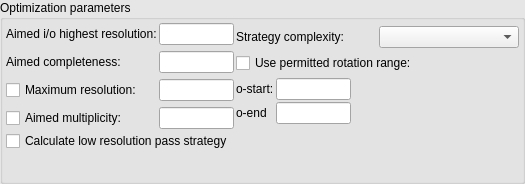
This is BlissFramework/Bricks/widgets/ui_files/Qt4_optimization_parameters_widget_layout.ui in mxcube/mxcubeqt as Qt 5 draws it before an edit. The edited form follows.
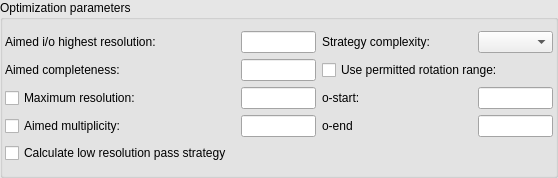
This is the edited form.

```diff
--- a/BlissFramework/Bricks/widgets/ui_files/Qt4_optimization_parameters_widget_layout.ui
+++ b/BlissFramework/Bricks/widgets/ui_files/Qt4_optimization_parameters_widget_layout.ui
@@ -6,8 +6,8 @@
    <rect>
     <x>0</x>
     <y>0</y>
-    <width>525</width>
-    <height>184</height>
+    <width>558</width>
+    <height>178</height>
    </rect>
   </property>
   <property name="palette">
@@ -89,26 +89,100 @@
      <property name="title">
       <string>Optimization parameters</string>
      </property>
-     <layout class="QHBoxLayout">
-      <property name="spacing">
-       <number>2</number>
-      </property>
+     <layout class="QGridLayout" name="gridLayout_2">
       <property name="margin">
-       <number>3</number>
-      </property>
-      <item>
-       <layout class="QVBoxLayout">
-        <property name="spacing">
          <number>2</number>
         </property>
-        <item>
-         <layout class="QHBoxLayout">
           <property name="spacing">
            <number>2</number>
           </property>
-          <item>
-           <layout class="QVBoxLayout" name="vbox1">
-            <item>
+      <item row="0" column="0">
+       <layout class="QGridLayout" name="gridLayout">
+        <item row="3" column="3">
+         <widget class="QLineEdit" name="phi_end_ledit">
+          <property name="minimumSize">
+           <size>
+            <width>75</width>
+            <height>0</height>
+           </size>
+          </property>
+          <property name="maximumSize">
+           <size>
+            <width>75</width>
+            <height>16777215</height>
+           </size>
+          </property>
+         </widget>
+        </item>
+        <item row="1" column="1">
+         <widget class="QLineEdit" name="aimed_comp_ledit">
+          <property name="minimumSize">
+           <size>
+            <width>75</width>
+            <height>0</height>
+           </size>
+          </property>
+          <property name="maximumSize">
+           <size>
+            <width>75</width>
+            <height>16777215</height>
+           </size>
+          </property>
+         </widget>
+        </item>
+        <item row="2" column="1">
+         <widget class="QLineEdit" name="maximum_res_ledit">
+          <property name="minimumSize">
+           <size>
+            <width>75</width>
+            <height>0</height>
+           </size>
+          </property>
+          <property name="maximumSize">
+           <size>
+            <width>75</width>
+            <height>16777215</height>
+           </size>
+          </property>
+         </widget>
+        </item>
+        <item row="0" column="2">
+         <widget class="QLabel" name="strat_comp_label">
+          <property name="maximumSize">
+           <size>
+            <width>150</width>
+            <height>16777215</height>
+           </size>
+          </property>
+          <property name="text">
+           <string>Strategy complexity:</string>
+          </property>
+         </widget>
+        </item>
+        <item row="3" column="1">
+         <widget class="QLineEdit" name="aimed_mult_ledit">
+          <property name="minimumSize">
+           <size>
+            <width>75</width>
+            <height>0</height>
+           </size>
+          </property>
+          <property name="maximumSize">
+           <size>
+            <width>75</width>
+            <height>16777215</height>
+           </size>
+          </property>
+         </widget>
+        </item>
+        <item row="3" column="2">
+         <widget class="QLabel" name="phi_end_label">
+          <property name="text">
+           <string>o-end</string>
+          </property>
+         </widget>
+        </item>
+        <item row="0" column="0">
              <widget class="QLabel" name="aimed_i_over_sigma_label">
               <property name="text">
                <string>Aimed i/o highest resolution:</string>
@@ -118,7 +192,23 @@
               </property>
              </widget>
             </item>
-            <item>
+        <item row="0" column="1">
+         <widget class="QLineEdit" name="i_over_sigma_ledit">
+          <property name="minimumSize">
+           <size>
+            <width>75</width>
+            <height>0</height>
+           </size>
+          </property>
+          <property name="maximumSize">
+           <size>
+            <width>75</width>
+            <height>16777215</height>
+           </size>
+          </property>
+         </widget>
+        </item>
+        <item row="1" column="0">
              <widget class="QLabel" name="aimed_completeness_label">
               <property name="text">
                <string>Aimed completeness:</string>
@@ -128,7 +218,7 @@
               </property>
              </widget>
             </item>
-            <item>
+        <item row="2" column="0">
              <widget class="QCheckBox" name="maximum_res_cbx">
               <property name="sizePolicy">
                <sizepolicy hsizetype="Preferred" vsizetype="Preferred">
@@ -147,7 +237,7 @@
               </property>
              </widget>
             </item>
-            <item>
+        <item row="3" column="0">
              <widget class="QCheckBox" name="aimed_mult_cbx">
               <property name="sizePolicy">
                <sizepolicy hsizetype="Preferred" vsizetype="Preferred">
@@ -166,12 +256,8 @@
               </property>
              </widget>
             </item>
-           </layout>
-          </item>
-          <item>
-           <layout class="QVBoxLayout" name="vbox3">
-            <item>
-             <widget class="QLineEdit" name="i_over_sigma_ledit">
+        <item row="2" column="3">
+         <widget class="QLineEdit" name="phi_start_ledit">
               <property name="minimumSize">
                <size>
                 <width>75</width>
@@ -186,211 +272,29 @@
               </property>
              </widget>
             </item>
-            <item>
-             <widget class="QLineEdit" name="aimed_comp_ledit">
-              <property name="minimumSize">
-               <size>
-                <width>75</width>
-                <height>0</height>
-               </size>
-              </property>
-              <property name="maximumSize">
-               <size>
-                <width>75</width>
-                <height>16777215</height>
-               </size>
-              </property>
-             </widget>
-            </item>
-            <item>
-             <widget class="QLineEdit" name="maximum_res_ledit">
-              <property name="minimumSize">
-               <size>
-                <width>75</width>
-                <height>0</height>
-               </size>
-              </property>
-              <property name="maximumSize">
-               <size>
-                <width>75</width>
-                <height>16777215</height>
-               </size>
-              </property>
-             </widget>
-            </item>
-            <item>
-             <widget class="QLineEdit" name="aimed_mult_ledit">
-              <property name="minimumSize">
-               <size>
-                <width>75</width>
-                <height>0</height>
-               </size>
-              </property>
-              <property name="maximumSize">
-               <size>
-                <width>75</width>
-                <height>16777215</height>
-               </size>
-              </property>
-             </widget>
-            </item>
-           </layout>
-          </item>
-          <item>
-           <layout class="QVBoxLayout" name="vbox2">
-            <property name="spacing">
-             <number>2</number>
-            </property>
-            <item>
-             <layout class="QHBoxLayout">
-              <property name="spacing">
-               <number>2</number>
-              </property>
-              <item>
-               <widget class="QLabel" name="strat_comp_label">
-                <property name="text">
-                 <string>Strategy complexity:</string>
-                </property>
-               </widget>
-              </item>
-              <item>
-               <widget class="QComboBox" name="start_comp_cbox"/>
-              </item>
-             </layout>
-            </item>
-            <item>
+        <item row="1" column="2" colspan="2">
              <widget class="QCheckBox" name="permitted_range_cbx">
               <property name="text">
                <string>Use permitted rotation range:</string>
               </property>
              </widget>
             </item>
-            <item>
-             <layout class="QHBoxLayout" name="horizontalLayout">
-              <property name="spacing">
-               <number>2</number>
-              </property>
-              <item>
-               <layout class="QVBoxLayout" name="verticalLayout_2">
-                <property name="spacing">
-                 <number>2</number>
-                </property>
-                <item>
+        <item row="2" column="2">
                  <widget class="QLabel" name="phi_start_label">
                   <property name="text">
                    <string>o-start:</string>
                   </property>
                  </widget>
                 </item>
-                <item>
-                 <widget class="QLabel" name="phi_end_label">
-                  <property name="text">
-                   <string>o-end</string>
-                  </property>
-                 </widget>
-                </item>
-               </layout>
-              </item>
-              <item>
-               <layout class="QVBoxLayout" name="verticalLayout_3">
-                <property name="spacing">
-                 <number>2</number>
-                </property>
-                <item>
-                 <widget class="QLineEdit" name="phi_start_ledit">
-                  <property name="minimumSize">
-                   <size>
-                    <width>75</width>
-                    <height>0</height>
-                   </size>
-                  </property>
-                  <property name="maximumSize">
-                   <size>
-                    <width>75</width>
-                    <height>16777215</height>
-                   </size>
-                  </property>
-                 </widget>
-                </item>
-                <item>
-                 <widget class="QLineEdit" name="phi_end_ledit">
-                  <property name="minimumSize">
-                   <size>
-                    <width>75</width>
-                    <height>0</height>
-                   </size>
-                  </property>
-                  <property name="maximumSize">
-                   <size>
-                    <width>75</width>
-                    <height>16777215</height>
-                   </size>
-                  </property>
-                 </widget>
-                </item>
-               </layout>
-              </item>
-              <item>
-               <spacer name="horizontalSpacer">
-                <property name="orientation">
-                 <enum>Qt::Horizontal</enum>
-                </property>
-                <property name="sizeHint" stdset="0">
-                 <size>
-                  <width>40</width>
-                  <height>20</height>
-                 </size>
-                </property>
-               </spacer>
-              </item>
-             </layout>
-            </item>
-           </layout>
-          </item>
-         </layout>
-        </item>
-        <item>
-         <layout class="QHBoxLayout">
-          <property name="spacing">
-           <number>2</number>
-          </property>
-          <item>
+        <item row="4" column="0" colspan="2">
            <widget class="QCheckBox" name="low_res_pass_cbx">
             <property name="text">
              <string>Calculate low resolution pass strategy</string>
             </property>
            </widget>
           </item>
-          <item>
-           <spacer name="run_number_spacer">
-            <property name="orientation">
-             <enum>Qt::Horizontal</enum>
-            </property>
-            <property name="sizeType">
-             <enum>QSizePolicy::Expanding</enum>
-            </property>
-            <property name="sizeHint" stdset="0">
-             <size>
-              <width>1</width>
-              <height>20</height>
-             </size>
-            </property>
-           </spacer>
-          </item>
-         </layout>
-        </item>
-        <item>
-         <spacer name="verticalSpacer">
-          <property name="orientation">
-           <enum>Qt::Vertical</enum>
-          </property>
-          <property name="sizeHint" stdset="0">
-           <size>
-            <width>20</width>
-            <height>40</height>
-           </size>
-          </property>
-         </spacer>
+        <item row="0" column="3">
+         <widget class="QComboBox" name="start_comp_cbox"/>
         </item>
        </layout>
       </item>
```
Lines whose indentation alone changed are shown as unchanged.
